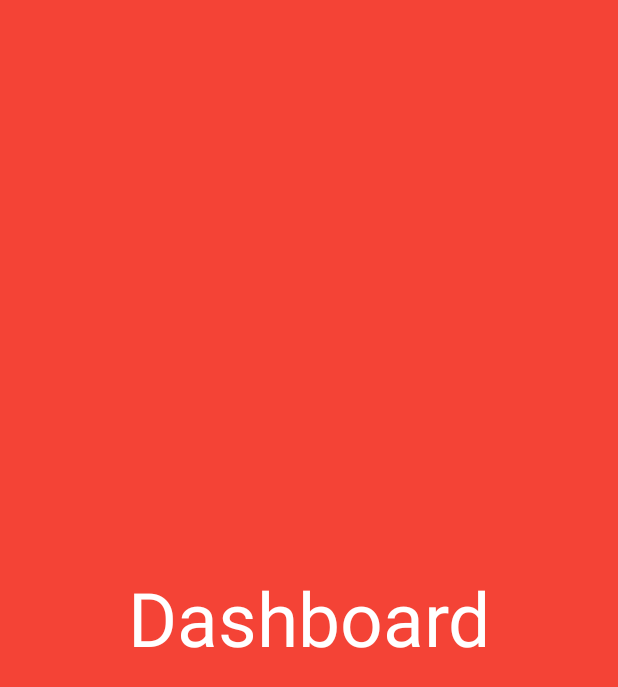
After one commit to kv0871916/InPhoMeet, an Android app: the fragment DashboardFragment shown on its own in the app's theme, on a phone screen of 412 x 824 dp. The commit adds this screen. Shown: the top 687 px of the screen. Run offline under Robolectric (Android 15) with nearby library versions, the phone set to English and light mode, and no system bars; Roboto replaces fonts that are not available here.

Commit message:
new dashboard

```diff
--- /dev/null
+++ b/app/src/main/java/com/android/inphomeet/main/activity/DashboardFragment.java
@@ -0,0 +1,22 @@
+package com.android.inphomeet.main.activity;
+
+import android.os.Bundle;
+
+import androidx.fragment.app.Fragment;
+
+import android.view.LayoutInflater;
+import android.view.View;
+import android.view.ViewGroup;
+
+import com.android.inphomeet.R;
+
+
+public class DashboardFragment extends Fragment {
+
+    @Override
+    public View onCreateView(LayoutInflater inflater, ViewGroup container,
+                             Bundle savedInstanceState) {
+        // Inflate the layout for this fragment
+        return inflater.inflate(R.layout.fragment_dashboard, container, false);
+    }
+}
--- a/app/src/main/java/com/android/inphomeet/SettingsFragment.java
+++ b/app/src/main/java/com/android/inphomeet/main/activity/SettingsFragment.java
@@ -1,4 +1,4 @@
-package com.android.inphomeet;
+package com.android.inphomeet.main.activity;
 
 import android.content.Intent;
 import android.os.Bundle;
@@ -11,6 +11,8 @@ import android.view.ViewGroup;
 import android.widget.Button;
 import android.widget.Toast;
 
+import com.android.inphomeet.MainLoginActivity;
+import com.android.inphomeet.R;
 import com.google.firebase.auth.FirebaseAuth;
 
 public class SettingsFragment extends Fragment {
@@ -33,7 +35,7 @@ public class SettingsFragment extends Fragment {
 
     private void logout() {
         FirebaseAuth.getInstance().signOut();
-        startActivity(new Intent(getActivity(),MainLoginActivity.class));
+        startActivity(new Intent(getActivity(), MainLoginActivity.class));
         Toast.makeText(getActivity(), "User is logged out", Toast.LENGTH_SHORT).show();
     }
 }
--- a/app/src/main/res/drawable/editbox.xml
+++ b/app/src/main/res/drawable/editbox.xml
@@ -5,7 +5,7 @@
         android:width="15dp"
         android:height="8dp"
         />
-    <corners android:radius="1dp">
+    <corners android:radius="10dp">
     </corners>
     <solid android:color="@color/colorOnboardingIndicatorInactive">
     </solid>
--- /dev/null
+++ b/app/src/main/res/layout/fragment_dashboard.xml
@@ -0,0 +1,16 @@
+<?xml version="1.0" encoding="utf-8"?>
+<FrameLayout xmlns:android="http://schemas.android.com/apk/res/android"
+    xmlns:tools="http://schemas.android.com/tools"
+    android:layout_width="match_parent"
+    android:layout_height="match_parent"
+    tools:context=".main.activity.DashboardFragment"
+    android:background="@color/colorAccent">
+    <TextView
+        android:layout_width="match_parent"
+        android:layout_height="match_parent"
+        android:text="Dashboard"
+        android:textColor="@color/colorWhite"
+        android:textSize="50dp"
+        android:gravity="center"/>
+
+</FrameLayout>
--- a/app/src/main/res/layout/fragment_new_group.xml
+++ b/app/src/main/res/layout/fragment_new_group.xml
@@ -3,7 +3,7 @@
     xmlns:tools="http://schemas.android.com/tools"
     android:layout_width="match_parent"
     android:layout_height="match_parent"
-    tools:context=".NewGroupFragment">
+    tools:context=".main.activity.NewGroupFragment">
 
     <TextView
         android:layout_width="wrap_content"
--- a/app/src/main/res/layout/fragment_settings.xml
+++ b/app/src/main/res/layout/fragment_settings.xml
@@ -3,7 +3,7 @@
     xmlns:tools="http://schemas.android.com/tools"
     android:layout_width="match_parent"
     android:layout_height="match_parent"
-    tools:context=".SettingsFragment">
+    tools:context=".main.activity.SettingsFragment">
 
 
     <TextView
--- a/app/src/main/res/navigation/main.xml
+++ b/app/src/main/res/navigation/main.xml
@@ -16,12 +16,12 @@
         tools:layout="@layout/fragment_contacts" />
     <fragment
         android:id="@+id/menuGroup"
-        android:name="com.android.inphomeet.NewGroupFragment"
+        android:name="com.android.inphomeet.main.activity.NewGroupFragment"
         android:label="NewGroup"
         tools:layout="@layout/fragment_new_group" />
     <fragment
         android:id="@+id/menuSettings"
-        android:name="com.android.inphomeet.SettingsFragment"
+        android:name="com.android.inphomeet.main.activity.SettingsFragment"
         android:label="Settings"
         tools:layout="@layout/fragment_settings" />
     <fragment
```
Also changed, not shown: app/build.gradle (+5 -3 lines), app/src/main/AndroidManifest.xml (+4 -3 lines), app/src/main/java/com/android/inphomeet/MainChatsActivity.java (+10 -1 lines), app/src/main/java/com/android/inphomeet/NewGroupFragment.java (deleted, +0 -64 lines), app/src/main/java/com/android/inphomeet/main/MainDashboardActivity.java (added, +26 -0 lines), app/src/main/java/com/android/inphomeet/main/activity/NewGroupFragment.java (added, +23 -0 lines), app/src/main/res/layout/activity_main_dashboard.xml (added, +30 -0 lines), app/src/main/res/layout/layout_navigation_header.xml (+5 -4 lines), app/src/main/res/menu/bottom_nav_menu.xml (added, +21 -0 lines), app/src/main/res/drawable/main/mainBlack.jpg (added), app/src/main/res/drawable/main/transparentmain.png (added), 1 other file.
